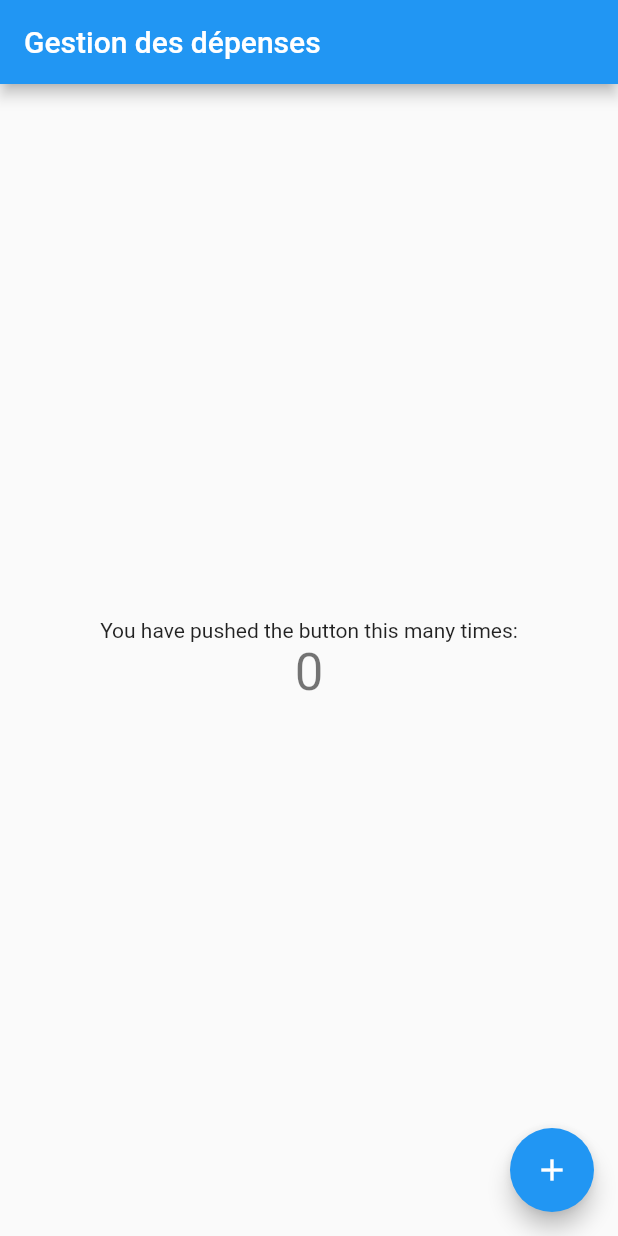
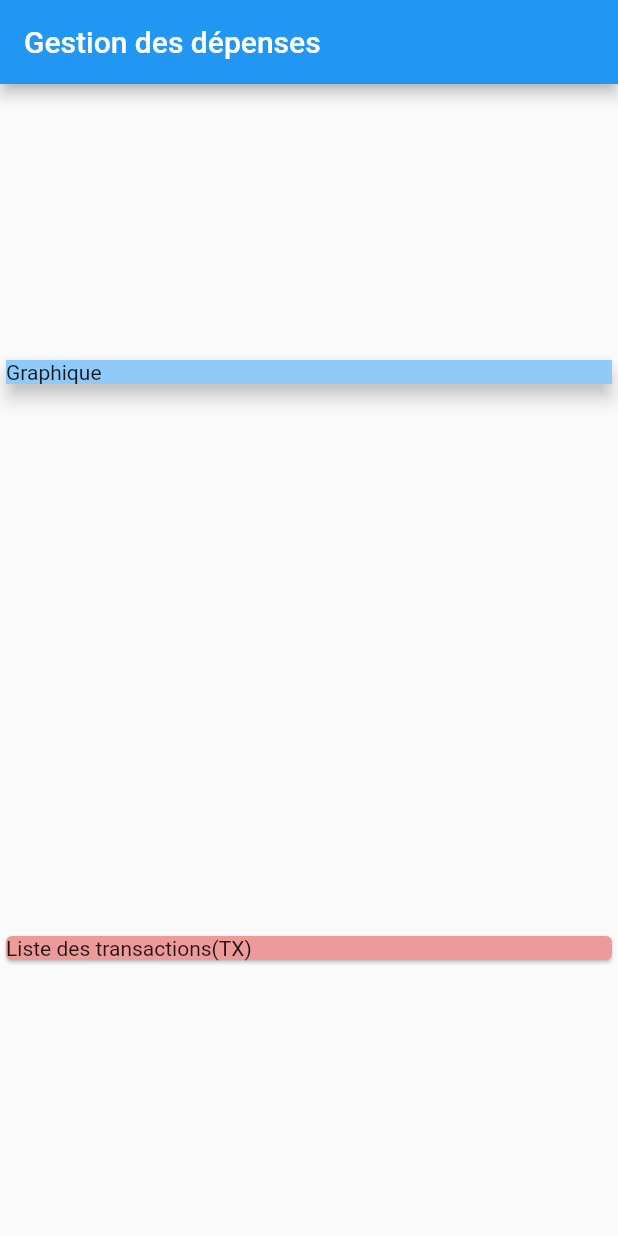
Before and after one commit to Web82-Thom/depense_controller_app, a Flutter app: the screen it shows after launch, on a phone screen of 412 x 824 dp. Run offline on Flutter 3.47's test engine with Material 2 defaults, Android fonts, the phone set to English and light mode, and no system bars.

Commit message:
cleaning code, create widget's for 1er part 'container card transaction and their position' create object Transaction

```diff
--- a/lib/main.dart
+++ b/lib/main.dart
@@ -1,4 +1,5 @@
 import 'package:flutter/material.dart';
+import './transaction.dart';
 
 void main() {
   runApp(MyApp());
@@ -11,15 +12,6 @@ class MyApp extends StatelessWidget {
     return MaterialApp(
       title: 'Gestion de mes dépenses',
       theme: ThemeData(
-        // This is the theme of your application.
-        //
-        // Try running your application with "flutter run". You'll see the
-        // application has a blue toolbar. Then, without quitting the app, try
-        // changing the primarySwatch below to Colors.green and then invoke
-        // "hot reload" (press "r" in the console where you ran "flutter run",
-        // or simply save your changes to "hot reload" in a Flutter IDE).
-        // Notice that the counter didn't reset back to zero; the application
-        // is not restarted.
         primarySwatch: Colors.blue,
       ),
       home: MyHomePage(title: 'Gestion des dépenses'),
@@ -29,16 +21,6 @@ class MyApp extends StatelessWidget {
 
 class MyHomePage extends StatefulWidget {
   MyHomePage({Key key, this.title}) : super(key: key);
-
-  // This widget is the home page of your application. It is stateful, meaning
-  // that it has a State object (defined below) that contains fields that affect
-  // how it looks.
-
-  // This class is the configuration for the state. It holds the values (in this
-  // case the title) provided by the parent (in this case the App widget) and
-  // used by the build method of the State. Fields in a Widget subclass are
-  // always marked "final".
-
   final String title;
 
   @override
@@ -46,68 +28,54 @@ class MyHomePage extends StatefulWidget {
 }
 
 class _MyHomePageState extends State<MyHomePage> {
-  int _counter = 0;
-
-  void _incrementCounter() {
-    setState(() {
-      // This call to setState tells the Flutter framework that something has
-      // changed in this State, which causes it to rerun the build method below
-      // so that the display can reflect the updated values. If we changed
-      // _counter without calling setState(), then the build method would not be
-      // called again, and so nothing would appear to happen.
-      _counter++;
-    });
-  }
+  //Liste des transactions
+  //Ne pas oublier l'import
+  final List<Transaction> transactions = [
+    //creation de la transaction grace à l'objet transaction()
+    Transaction(
+      id: 'T1',
+      title: 'nouvelle chaussure',
+      amount: 69.99,
+      date: DateTime.now(),
+    ),
+    Transaction(
+      id: 'T2',
+      title: 'Téléphone',
+      amount: 150,
+      date: DateTime.now(),
+    ),
+  ];
 
   @override
   Widget build(BuildContext context) {
-    // This method is rerun every time setState is called, for instance as done
-    // by the _incrementCounter method above.
-    //
-    // The Flutter framework has been optimized to make rerunning build methods
-    // fast, so that you can just rebuild anything that needs updating rather
-    // than having to individually change instances of widgets.
     return Scaffold(
       appBar: AppBar(
-        // Here we take the value from the MyHomePage object that was created by
-        // the App.build method, and use it to set our appbar title.
         title: Text(widget.title),
       ),
-      body: Center(
-        // Center is a layout widget. It takes a single child and positions it
-        // in the middle of the parent.
-        child: Column(
-          // Column is also a layout widget. It takes a list of children and
-          // arranges them vertically. By default, it sizes itself to fit its
-          // children horizontally, and tries to be as tall as its parent.
-          //
-          // Invoke "debug painting" (press "p" in the console, choose the
-          // "Toggle Debug Paint" action from the Flutter Inspector in Android
-          // Studio, or the "Toggle Debug Paint" command in Visual Studio Code)
-          // to see the wireframe for each widget.
-          //
-          // Column has various properties to control how it sizes itself and
-          // how it positions its children. Here we use mainAxisAlignment to
-          // center the children vertically; the main axis here is the vertical
-          // axis because Columns are vertical (the cross axis would be
-          // horizontal).
-          mainAxisAlignment: MainAxisAlignment.center,
-          children: <Widget>[
-            Text(
-              'You have pushed the button this many times:',
+      //mise en column du body
+      body: Column(
+        //style de la column
+        mainAxisAlignment: MainAxisAlignment.spaceAround,
+        crossAxisAlignment: CrossAxisAlignment.stretch,
+        children: <Widget>[
+          //espace graphique dans un container
+          Container(
+            width: double.infinity,
+            child: Card(
+              //envelopper le Text et donner des dimensions avec un widget container dimensionnel pour envelopper le Text et donner des dimensions
+              child:
+                  Container(color: Colors.blue[200], child: Text('Graphique')),
+              // style de la card ombre
+              elevation: 5,
             ),
-            Text(
-              '$_counter',
-              style: Theme.of(context).textTheme.headline4,
-            ),
-          ],
-        ),
+          ),
+          //liste des transactions
+          Card(
+            color: Colors.red[200],
+            child: Text('Liste des transactions(TX)'),
+          )
+        ],
       ),
-      floatingActionButton: FloatingActionButton(
-        onPressed: _incrementCounter,
-        tooltip: 'Increment',
-        child: Icon(Icons.add),
-      ), // This trailing comma makes auto-formatting nicer for build methods.
     );
   }
 }
```
